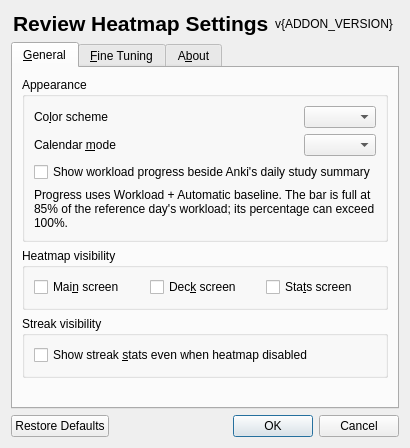
Before: the Qt Designer form designer/options.ui in tassa-yoniso-manasi-karoto/better-review-heatmap, drawn with Qt 5.
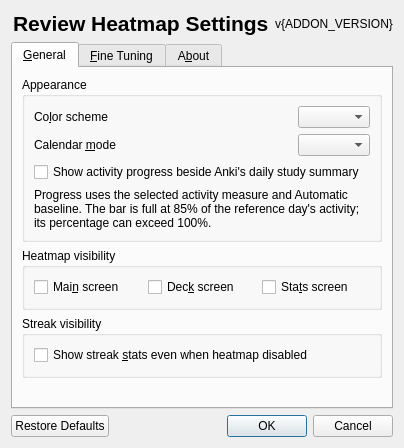
After: the same form once the commit is applied. Icons and pictures are not drawn.

Commit message: unify workload modes around a shared formula family

Diff of the .ui file:
```diff
--- a/designer/options.ui
+++ b/designer/options.ui
@@ -99,14 +99,14 @@
              <string>Available with Workload (review-weighted) and Automatic baseline. 100% is 85% of your reference day's workload. Uses the same included decks and colors as the heatmap.</string>
             </property>
             <property name="text">
-             <string>Show workload progress beside Anki's daily study summary</string>
+             <string>Show activity progress beside Anki's daily study summary</string>
             </property>
            </widget>
           </item>
           <item>
            <widget class="QLabel" name="labTodayProgressHelp">
             <property name="text">
-             <string>Progress uses Workload + Automatic baseline. The bar is full at 85% of the reference day's workload; its percentage can exceed 100%.</string>
+             <string>Progress uses the selected activity measure and Automatic baseline. The bar is full at 85% of the reference day's activity; its percentage can exceed 100%.</string>
             </property>
             <property name="wordWrap">
              <bool>true</bool>
```
Left out of the diff: 2 changed lines with no effect on the pictures. The commit also changes 14 other files.
